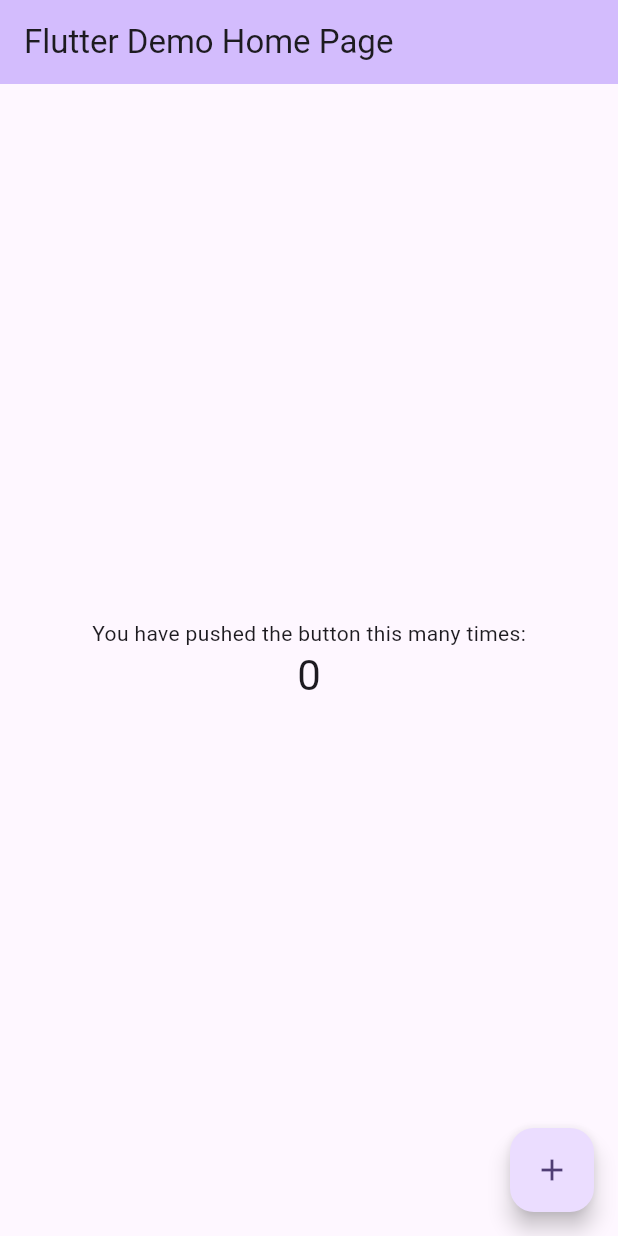
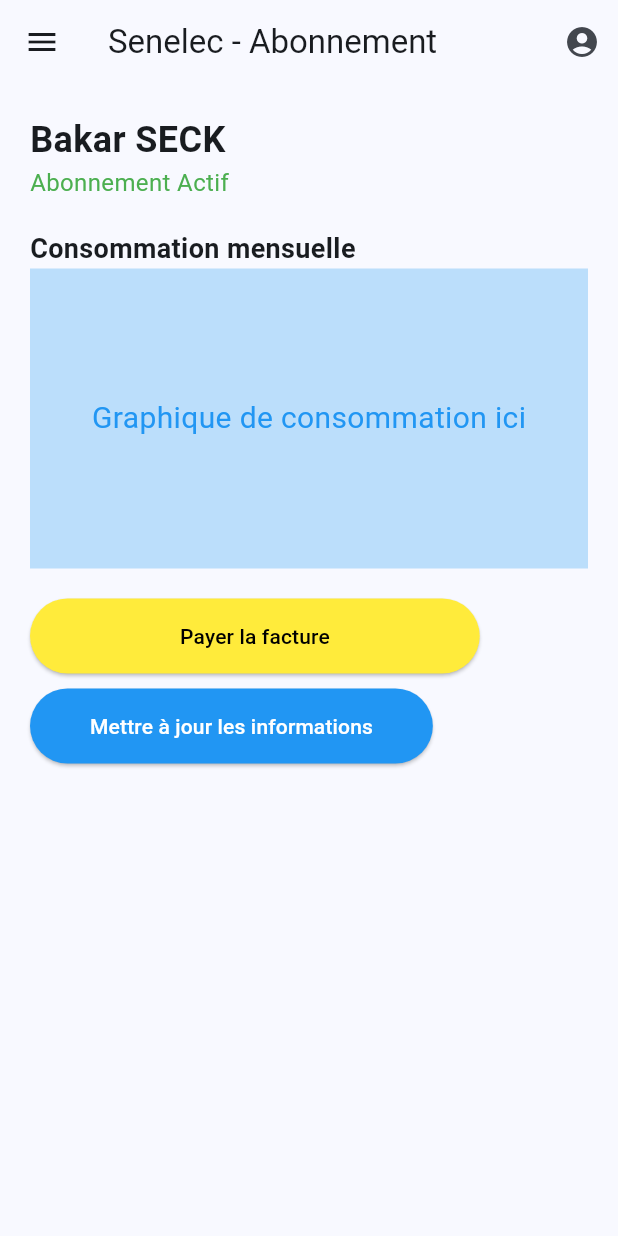
Before and after one commit to Bakarseck/app_gestion, a Flutter app: the screen it shows after launch, on a phone screen of 412 x 824 dp. Run offline on Flutter 3.47's test engine with Material 3 defaults, Android fonts, the light colour scheme and no system bars.

Commit message:
page accueil

```diff
--- a/lib/main.dart
+++ b/lib/main.dart
@@ -1,122 +1,249 @@
 import 'package:flutter/material.dart';
 
 void main() {
-  runApp(const MyApp());
+  runApp(MyApp());
 }
 
 class MyApp extends StatelessWidget {
-  const MyApp({super.key});
-
-  // This widget is the root of your application.
   @override
   Widget build(BuildContext context) {
     return MaterialApp(
-      title: 'Flutter Demo',
+      debugShowCheckedModeBanner: false,
       theme: ThemeData(
-        // This is the theme of your application.
-        //
-        // TRY THIS: Try running your application with "flutter run". You'll see
-        // the application has a purple toolbar. Then, without quitting the app,
-        // try changing the seedColor in the colorScheme below to Colors.green
-        // and then invoke "hot reload" (save your changes or press the "hot
-        // reload" button in a Flutter-supported IDE, or press "r" if you used
-        // the command line to start the app).
-        //
-        // Notice that the counter didn't reset back to zero; the application
-        // state is not lost during the reload. To reset the state, use hot
-        // restart instead.
-        //
-        // This works for code too, not just values: Most code changes can be
-        // tested with just a hot reload.
-        colorScheme: ColorScheme.fromSeed(seedColor: Colors.deepPurple),
+        primaryColor: Colors.blue,
+        colorScheme: ColorScheme.fromSeed(seedColor: Colors.blue),
+        visualDensity: VisualDensity.adaptivePlatformDensity,
       ),
-      home: const MyHomePage(title: 'Flutter Demo Home Page'),
+      home: HomePage(),
     );
   }
 }
 
-class MyHomePage extends StatefulWidget {
-  const MyHomePage({super.key, required this.title});
-
-  // This widget is the home page of your application. It is stateful, meaning
-  // that it has a State object (defined below) that contains fields that affect
-  // how it looks.
-
-  // This class is the configuration for the state. It holds the values (in this
-  // case the title) provided by the parent (in this case the App widget) and
-  // used by the build method of the State. Fields in a Widget subclass are
-  // always marked "final".
-
-  final String title;
-
-  @override
-  State<MyHomePage> createState() => _MyHomePageState();
-}
-
-class _MyHomePageState extends State<MyHomePage> {
-  int _counter = 0;
-
-  void _incrementCounter() {
-    setState(() {
-      // This call to setState tells the Flutter framework that something has
-      // changed in this State, which causes it to rerun the build method below
-      // so that the display can reflect the updated values. If we changed
-      // _counter without calling setState(), then the build method would not be
-      // called again, and so nothing would appear to happen.
-      _counter++;
-    });
-  }
-
+class HomePage extends StatelessWidget {
   @override
   Widget build(BuildContext context) {
-    // This method is rerun every time setState is called, for instance as done
-    // by the _incrementCounter method above.
-    //
-    // The Flutter framework has been optimized to make rerunning build methods
-    // fast, so that you can just rebuild anything that needs updating rather
-    // than having to individually change instances of widgets.
     return Scaffold(
       appBar: AppBar(
-        // TRY THIS: Try changing the color here to a specific color (to
-        // Colors.amber, perhaps?) and trigger a hot reload to see the AppBar
-        // change color while the other colors stay the same.
-        backgroundColor: Theme.of(context).colorScheme.inversePrimary,
-        // Here we take the value from the MyHomePage object that was created by
-        // the App.build method, and use it to set our appbar title.
-        title: Text(widget.title),
+        title: Text('Senelec - Abonnement'),
+        actions: [
+          IconButton(
+            icon: Icon(Icons.account_circle),
+            onPressed: () {
+              // Go to Profile Page
+            },
+          ),
+        ],
       ),
-      body: Center(
-        // Center is a layout widget. It takes a single child and positions it
-        // in the middle of the parent.
-        child: Column(
-          // Column is also a layout widget. It takes a list of children and
-          // arranges them vertically. By default, it sizes itself to fit its
-          // children horizontally, and tries to be as tall as its parent.
-          //
-          // Column has various properties to control how it sizes itself and
-          // how it positions its children. Here we use mainAxisAlignment to
-          // center the children vertically; the main axis here is the vertical
-          // axis because Columns are vertical (the cross axis would be
-          // horizontal).
-          //
-          // TRY THIS: Invoke "debug painting" (choose the "Toggle Debug Paint"
-          // action in the IDE, or press "p" in the console), to see the
-          // wireframe for each widget.
-          mainAxisAlignment: MainAxisAlignment.center,
-          children: <Widget>[
-            const Text('You have pushed the button this many times:'),
-            Text(
-              '$_counter',
-              style: Theme.of(context).textTheme.headlineMedium,
+      drawer: Drawer(
+        child: ListView(
+          padding: EdgeInsets.zero,
+          children: [
+            // Header du drawer
+            DrawerHeader(
+              decoration: BoxDecoration(
+                color: Colors.blue,
+                gradient: LinearGradient(
+                  begin: Alignment.topLeft,
+                  end: Alignment.bottomRight,
+                  colors: [Colors.blue, Colors.blue.shade700],
+                ),
+              ),
+              child: Column(
+                crossAxisAlignment: CrossAxisAlignment.start,
+                children: [
+                  CircleAvatar(
+                    radius: 30,
+                    backgroundColor: Colors.white,
+                    child: Icon(Icons.person, size: 35, color: Colors.blue),
+                  ),
+                  SizedBox(height: 10),
+                  Text(
+                    'Bakar SECK',
+                    style: TextStyle(
+                      color: Colors.white,
+                      fontSize: 18,
+                      fontWeight: FontWeight.bold,
+                    ),
+                  ),
+                  Text(
+                    'Client Senelec',
+                    style: TextStyle(color: Colors.white70, fontSize: 14),
+                  ),
+                ],
+              ),
+            ),
+
+            // Options du menu
+            ListTile(
+              leading: Icon(Icons.dashboard, color: Colors.blue),
+              title: Text('Tableau de bord'),
+              onTap: () {
+                Navigator.pop(context); // Ferme le drawer
+                // Navigation vers le tableau de bord
+              },
+            ),
+
+            ListTile(
+              leading: Icon(Icons.receipt, color: Colors.orange),
+              title: Text('Mes factures'),
+              onTap: () {
+                Navigator.pop(context);
+                // Navigation vers les factures
+              },
+            ),
+
+            ListTile(
+              leading: Icon(Icons.show_chart, color: Colors.green),
+              title: Text('Consommation'),
+              onTap: () {
+                Navigator.pop(context);
+                // Navigation vers la consommation
+              },
+            ),
+
+            ListTile(
+              leading: Icon(Icons.payment, color: Colors.purple),
+              title: Text('Paiements'),
+              onTap: () {
+                Navigator.pop(context);
+                // Navigation vers les paiements
+              },
+            ),
+
+            ListTile(
+              leading: Icon(Icons.history, color: Colors.grey),
+              title: Text('Historique'),
+              onTap: () {
+                Navigator.pop(context);
+                // Navigation vers l'historique
+              },
+            ),
+
+            Divider(), // Séparateur
+
+            ListTile(
+              leading: Icon(Icons.settings, color: Colors.grey),
+              title: Text('Paramètres'),
+              onTap: () {
+                Navigator.pop(context);
+                // Navigation vers les paramètres
+              },
+            ),
+
+            ListTile(
+              leading: Icon(Icons.help, color: Colors.grey),
+              title: Text('Aide'),
+              onTap: () {
+                Navigator.pop(context);
+                // Navigation vers l'aide
+              },
+            ),
+
+            Divider(), // Séparateur
+
+            ListTile(
+              leading: Icon(Icons.logout, color: Colors.red),
+              title: Text('Déconnexion'),
+              onTap: () {
+                Navigator.pop(context);
+                // Logique de déconnexion
+                showDialog(
+                  context: context,
+                  builder: (BuildContext context) {
+                    return AlertDialog(
+                      title: Text('Déconnexion'),
+                      content: Text(
+                        'Êtes-vous sûr de vouloir vous déconnecter ?',
+                      ),
+                      actions: [
+                        TextButton(
+                          onPressed: () => Navigator.pop(context),
+                          child: Text('Annuler'),
+                        ),
+                        TextButton(
+                          onPressed: () {
+                            Navigator.pop(context); // Ferme le dialog
+                            // Logique de déconnexion ici
+                          },
+                          child: Text(
+                            'Déconnexion',
+                            style: TextStyle(color: Colors.red),
+                          ),
+                        ),
+                      ],
+                    );
+                  },
+                );
+              },
             ),
           ],
         ),
       ),
-      floatingActionButton: FloatingActionButton(
-        onPressed: _incrementCounter,
-        tooltip: 'Increment',
-        child: const Icon(Icons.add),
-      ), // This trailing comma makes auto-formatting nicer for build methods.
+      body: Padding(
+        padding: const EdgeInsets.all(20.0),
+        child: Column(
+          crossAxisAlignment: CrossAxisAlignment.start,
+          children: [
+            // Greeting and User Info
+            Text(
+              'Bakar SECK',
+              style: TextStyle(fontSize: 24, fontWeight: FontWeight.bold),
+            ),
+            Text(
+              'Abonnement Actif',
+              style: TextStyle(fontSize: 16, color: Colors.green),
+            ),
+
+            SizedBox(height: 20),
+
+            // Consumption Chart (Placeholder)
+            Text(
+              'Consommation mensuelle',
+              style: TextStyle(fontSize: 18, fontWeight: FontWeight.w600),
+            ),
+            Container(
+              width: double.infinity,
+              height: 200,
+              color: Colors.blue[100],
+              child: Center(
+                child: Text(
+                  'Graphique de consommation ici',
+                  style: TextStyle(fontSize: 20, color: Colors.blue),
+                ),
+              ),
+            ),
+
+            SizedBox(height: 20),
+
+            // Buttons for actions
+            ElevatedButton(
+              onPressed: () {
+                // Handle Pay Bill action
+              },
+              child: Text('Payer la facture'),
+              style: ElevatedButton.styleFrom(
+                backgroundColor: Colors.yellow, // Button color
+                foregroundColor: Colors.black, // Text color
+                padding: EdgeInsets.symmetric(vertical: 15, horizontal: 100),
+              ),
+            ),
+
+            SizedBox(height: 10),
+
+            ElevatedButton(
+              onPressed: () {
+                // Handle Update Info action
+              },
+              child: Text('Mettre à jour les informations'),
+              style: ElevatedButton.styleFrom(
+                backgroundColor: Colors.blue, // Button color
+                foregroundColor: Colors.white, // Text color
+                padding: EdgeInsets.symmetric(vertical: 15, horizontal: 40),
+              ),
+            ),
+          ],
+        ),
+      ),
     );
   }
 }
```
